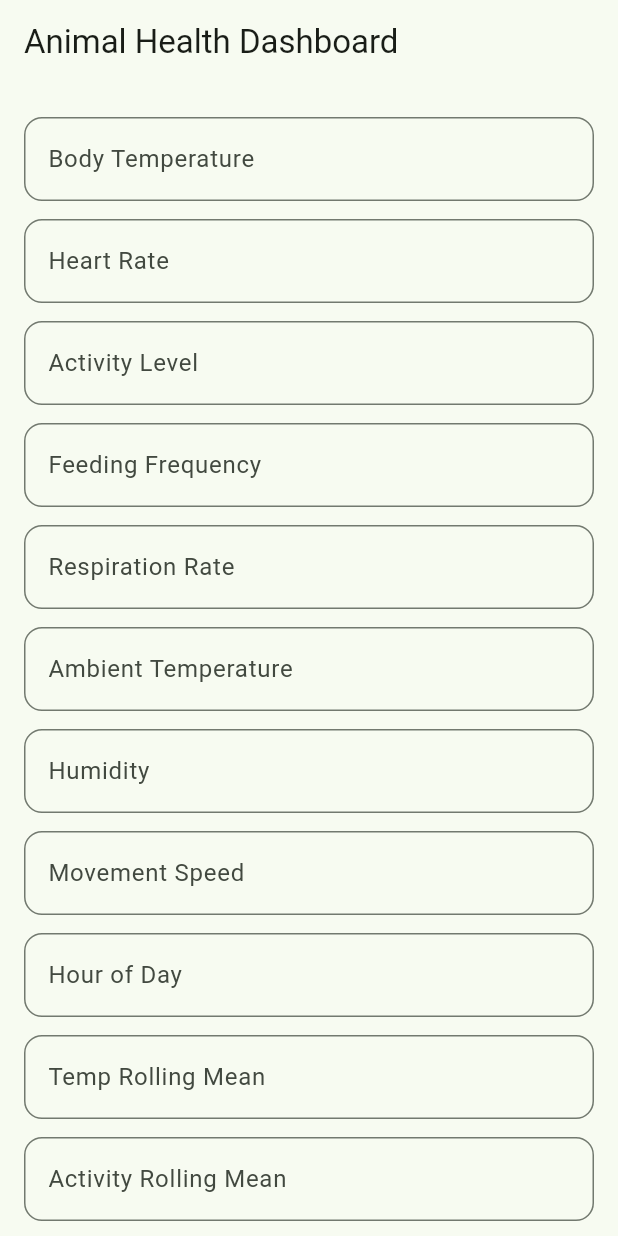
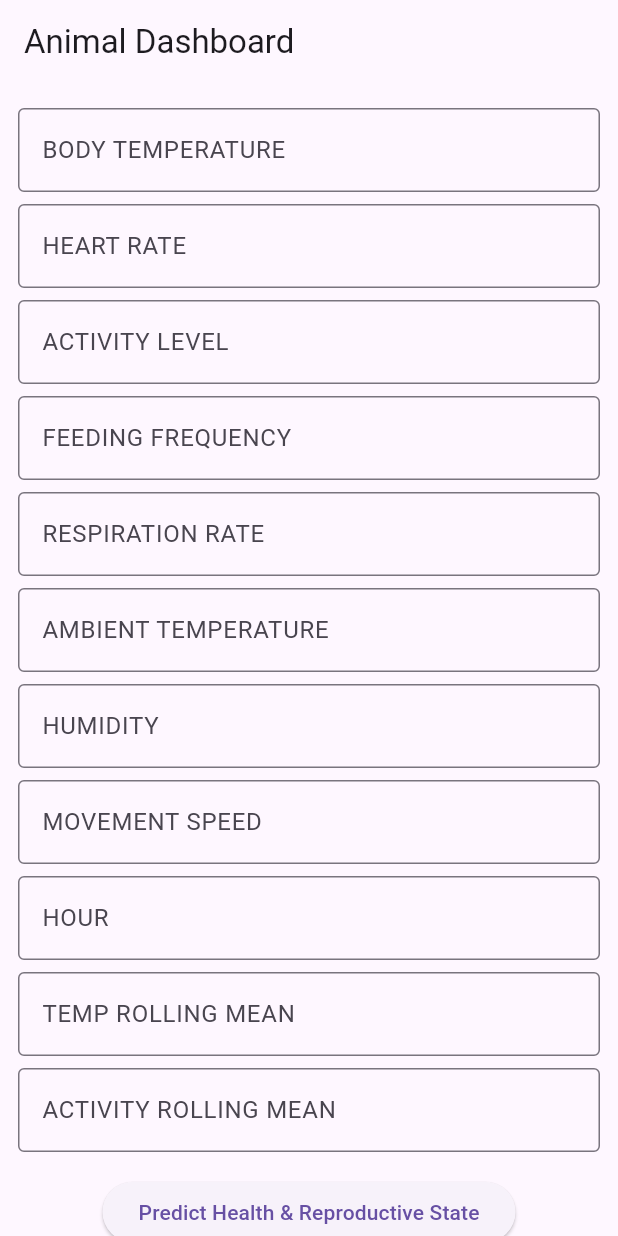
Before and after one commit to AbleDanielOfungi/WildSense-AI, a Flutter app: the screen it shows after launch, on a phone screen of 412 x 824 dp. Run offline on Flutter 3.47's test engine with Material 3 defaults, Android fonts, the light colour scheme and no system bars; missing offline and left inert: tflite_flutter.

Commit message:
fixed model

```diff
--- a/lib/main.dart
+++ b/lib/main.dart
@@ -2,19 +2,10 @@ import 'package:flutter/material.dart';
 import 'ui/animal_dashboard.dart';
 
 void main() {
-  runApp(const WildlifeApp());
+  runApp(
+    const MaterialApp(
+      home: AnimalDashboard(),
+      debugShowCheckedModeBanner: false,
+    ),
+  );
 }
-
-class WildlifeApp extends StatelessWidget {
-  const WildlifeApp({super.key});
-
-  @override
-  Widget build(BuildContext context) {
-    return MaterialApp(
-      debugShowCheckedModeBanner: false,
-      title: 'AI Wildlife Health',
-      theme: ThemeData(useMaterial3: true, colorSchemeSeed: Colors.green),
-      home: const AnimalDashboard(),
-    );
-  }
-}
--- a/lib/ml/wildlife_model.dart
+++ b/lib/ml/wildlife_model.dart
@@ -1,83 +1,151 @@
+// import 'package:tflite_flutter/tflite_flutter.dart';
+
+// class WildlifeModel {
+//   late Interpreter _interpreter;
+
+//   static const List<String> healthLabels = ['Healthy', 'Sick', 'Critical'];
+//   static const List<String> reproLabels = [
+//     'Not Pregnant',
+//     'On Heat',
+//     'Pregnant',
+//     'Postpartum',
+//   ];
+
+//   Future<void> load() async {
+//     _interpreter = await Interpreter.fromAsset(
+//       'assets/wildlife_health_model.tflite',
+//     );
+//     print('TFLite Interpreter loaded');
+//     print('Input tensors: ${_interpreter.getInputTensors()}');
+//     print('Output tensors: ${_interpreter.getOutputTensors()}');
+//   }
+
+//   List<double> _normalize(List<double> input) {
+//     // TODO: Apply normalization if model expects it
+//     return input;
+//   }
+
+//   Map<String, String> predict(List<double> rawInput) {
+//     final input = [_normalize(rawInput)];
+
+//     final outputs = _interpreter.getOutputTensors();
+//     final healthOutput = List.generate(1, (_) => List.filled(3, 0.0));
+//     final reproOutput = List.generate(1, (_) => List.filled(4, 0.0));
+
+//     _interpreter.runForMultipleInputs(input, {0: healthOutput, 1: reproOutput});
+
+//     final healthIdx = healthOutput[0].indexOf(
+//       healthOutput[0].reduce((a, b) => a > b ? a : b),
+//     );
+//     final reproIdx = reproOutput[0].indexOf(
+//       reproOutput[0].reduce((a, b) => a > b ? a : b),
+//     );
+
+//     return {
+//       'health': healthLabels[healthIdx],
+//       'reproductive': reproLabels[reproIdx],
+//     };
+//   }
+// }
+
 import 'package:tflite_flutter/tflite_flutter.dart';
 
 class WildlifeModel {
   late Interpreter _interpreter;
 
-  // MUST MATCH TRAINING ORDER
-  static const List<double> mean = [
-    38.24340948,
-    53.71898889,
-    53.08953704,
-    5.82334444,
-    20.49855185,
-    26.49729852,
-    64.98845704,
-    2.54804785,
-    8.0,
-    38.24344531,
-    53.09230864,
-  ];
-
-  static const List<double> std = [
-    1.17476177,
-    17.35041294,
-    16.79609616,
-    2.42848304,
-    5.1910241,
-    4.9066965,
-    14.41403425,
-    1.41631267,
-    6.53197265,
-    1.06764452,
-    13.84371174,
-  ];
-
-  static const List<String> healthLabels = ['Critical', 'Healthy', 'Sick'];
+  // ===== LABELS =====
+  static const List<String> healthLabels = ['Healthy', 'Sick', 'Critical'];
 
   static const List<String> reproLabels = [
     'Not Pregnant',
     'On Heat',
     'Pregnant',
+    'Postpartum',
   ];
 
-  // Future<void> load() async {
-  //   _interpreter = await Interpreter.fromAsset(
-  //     'assets/wildlife_health_model.tflite',
-  //   );
-  // }
+  // ===== SCALER PARAMETERS (FROM COLAB) =====
+  static const List<double> _mean = [
+    38.243409481481464,
+    53.71898888888889,
+    53.08953703703704,
+    5.823344444444444,
+    20.49855185185185,
+    26.497298518518523,
+    64.98845703703704,
+    2.5480478518518526,
+    8.0,
+    38.24344530864198,
+    53.09230864197531,
+  ];
 
+  static const List<double> _scale = [
+    1.1747617687062366,
+    17.350412936057985,
+    16.796096156010826,
+    2.4284830350917415,
+    5.191024102833686,
+    4.906696501094158,
+    14.414034254876281,
+    1.41631266591672,
+    6.531972647421808,
+    1.0676445176954894,
+    13.84371174341554,
+  ];
+
+  // ===== LOAD MODEL =====
   Future<void> load() async {
     _interpreter = await Interpreter.fromAsset(
       'assets/wildlife_health_model.tflite',
     );
 
+    print('✅ TFLite model loaded');
     print('Input tensors: ${_interpreter.getInputTensors()}');
     print('Output tensors: ${_interpreter.getOutputTensors()}');
   }
 
+  // ===== NORMALIZATION =====
   List<double> _normalize(List<double> input) {
-    return List.generate(input.length, (i) => (input[i] - mean[i]) / std[i]);
+    assert(
+      input.length == _mean.length,
+      'Input length mismatch: expected ${_mean.length}, got ${input.length}',
+    );
+
+    return List<double>.generate(input.length, (i) {
+      return (input[i] - _mean[i]) / _scale[i];
+    });
   }
 
+  // ===== PREDICTION =====
   Map<String, String> predict(List<double> rawInput) {
-    final input = [_normalize(rawInput)];
+    final normalizedInput = _normalize(rawInput);
+
+    final input = [normalizedInput];
 
     final healthOutput = List.generate(1, (_) => List.filled(3, 0.0));
-    final reproOutput = List.generate(1, (_) => List.filled(3, 0.0));
+    final reproOutput = List.generate(1, (_) => List.filled(4, 0.0));
 
     _interpreter.runForMultipleInputs(input, {0: healthOutput, 1: reproOutput});
 
-    final healthIdx = healthOutput[0].indexOf(
-      healthOutput[0].reduce((a, b) => a > b ? a : b),
-    );
-
-    final reproIdx = reproOutput[0].indexOf(
-      reproOutput[0].reduce((a, b) => a > b ? a : b),
-    );
+    final healthIdx = _argMax(healthOutput[0]);
+    final reproIdx = _argMax(reproOutput[0]);
 
     return {
       'health': healthLabels[healthIdx],
       'reproductive': reproLabels[reproIdx],
     };
   }
+
+  // ===== ARGMAX UTILITY =====
+  int _argMax(List<double> values) {
+    double maxVal = values[0];
+    int maxIdx = 0;
+
+    for (int i = 1; i < values.length; i++) {
+      if (values[i] > maxVal) {
+        maxVal = values[i];
+        maxIdx = i;
+      }
+    }
+    return maxIdx;
+  }
 }
--- a/lib/ui/animal_dashboard.dart
+++ b/lib/ui/animal_dashboard.dart
@@ -9,130 +9,93 @@ class AnimalDashboard extends StatefulWidget {
 }
 
 class _AnimalDashboardState extends State<AnimalDashboard> {
-  final WildlifeModel model = WildlifeModel();
+  final WildlifeModel wildlifeModel = WildlifeModel();
 
-  bool isLoaded = false;
-  String health = '--';
-  String reproductive = '--';
+  final Map<String, TextEditingController> controllers = {
+    'body_temperature': TextEditingController(),
+    'heart_rate': TextEditingController(),
+    'activity_level': TextEditingController(),
+    'feeding_frequency': TextEditingController(),
+    'respiration_rate': TextEditingController(),
+    'ambient_temperature': TextEditingController(),
+    'humidity': TextEditingController(),
+    'movement_speed': TextEditingController(),
+    'hour': TextEditingController(),
+    'temp_rolling_mean': TextEditingController(),
+    'activity_rolling_mean': TextEditingController(),
+  };
 
-  // Controllers for simulated IoT inputs
-  final controllers = List.generate(11, (_) => TextEditingController());
+  Map<String, String>? prediction;
 
   @override
   void initState() {
     super.initState();
-    model.load().then((_) {
-      setState(() => isLoaded = true);
-    });
+    wildlifeModel.load();
   }
 
-  void predict() {
-    final input = controllers
+  @override
+  void dispose() {
+    for (var c in controllers.values) c.dispose();
+    super.dispose();
+  }
+
+  void runPrediction() {
+    final input = controllers.values
         .map((c) => double.tryParse(c.text) ?? 0.0)
         .toList();
-
-    final result = model.predict(input);
-
-    setState(() {
-      health = result['health']!;
-      reproductive = result['reproductive']!;
-    });
+    final result = wildlifeModel.predict(input);
+    setState(() => prediction = result);
   }
 
-  Widget inputField(String label, int index) {
+  Widget buildTextField(String label) {
     return Padding(
-      padding: const EdgeInsets.symmetric(vertical: 6),
+      padding: const EdgeInsets.symmetric(vertical: 4.0),
       child: TextField(
-        controller: controllers[index],
+        controller: controllers[label],
         keyboardType: TextInputType.number,
         decoration: InputDecoration(
-          labelText: label,
-          border: OutlineInputBorder(borderRadius: BorderRadius.circular(12)),
+          labelText: label.replaceAll('_', ' ').toUpperCase(),
+          border: OutlineInputBorder(),
         ),
       ),
     );
   }
 
-  Color healthColor() {
-    switch (health) {
-      case 'Healthy':
-        return Colors.green;
-      case 'Sick':
-        return Colors.orange;
-      case 'Critical':
-        return Colors.red;
-      default:
-        return Colors.grey;
-    }
-  }
-
   @override
   Widget build(BuildContext context) {
-    if (!isLoaded) {
-      return const Scaffold(body: Center(child: CircularProgressIndicator()));
-    }
-
     return Scaffold(
-      appBar: AppBar(title: const Text('Animal Health Dashboard')),
+      appBar: AppBar(title: const Text('Animal Dashboard')),
       body: SingleChildScrollView(
+        padding: const EdgeInsets.all(12),
+        child: Column(
+          children: [
+            ...controllers.keys.map(buildTextField),
+            const SizedBox(height: 12),
+            ElevatedButton(
+              onPressed: runPrediction,
+              child: const Text('Predict Health & Reproductive State'),
+            ),
+            const SizedBox(height: 20),
+            if (prediction != null)
+              Card(
+                color: Colors.green[50],
+                child: Padding(
                   padding: const EdgeInsets.all(16),
                   child: Column(
                     children: [
-            inputField('Body Temperature', 0),
-            inputField('Heart Rate', 1),
-            inputField('Activity Level', 2),
-            inputField('Feeding Frequency', 3),
-            inputField('Respiration Rate', 4),
-            inputField('Ambient Temperature', 5),
-            inputField('Humidity', 6),
-            inputField('Movement Speed', 7),
-            inputField('Hour of Day', 8),
-            inputField('Temp Rolling Mean', 9),
-            inputField('Activity Rolling Mean', 10),
-
-            const SizedBox(height: 16),
-
-            ElevatedButton(
-              onPressed: predict,
-              child: const Text('Run AI Analysis'),
+                      Text(
+                        'Health State: ${prediction!['health']}',
+                        style: const TextStyle(
+                          fontSize: 18,
+                          fontWeight: FontWeight.bold,
                         ),
-
-            const SizedBox(height: 24),
-
-            Card(
-              elevation: 4,
-              shape: RoundedRectangleBorder(
-                borderRadius: BorderRadius.circular(16),
-              ),
-              child: Padding(
-                padding: const EdgeInsets.all(20),
-                child: Column(
-                  children: [
-                    Text(
-                      'Health Status',
-                      style: Theme.of(context).textTheme.titleMedium,
                       ),
                       const SizedBox(height: 8),
                       Text(
-                      health,
-                      style: TextStyle(
-                        fontSize: 22,
+                        'Reproductive State: ${prediction!['reproductive']}',
+                        style: const TextStyle(
+                          fontSize: 18,
                           fontWeight: FontWeight.bold,
-                        color: healthColor(),
-                      ),
-                    ),
-                    const SizedBox(height: 16),
-                    Text(
-                      'Reproductive State',
-                      style: Theme.of(context).textTheme.titleMedium,
-                    ),
-                    const SizedBox(height: 8),
-                    Text(
-                      reproductive,
-                      style: const TextStyle(
-                        fontSize: 22,
-                        fontWeight: FontWeight.bold,
-                        color: Colors.blueAccent,
                         ),
                       ),
                     ],
```
Lines whose indentation alone changed are shown as unchanged.
